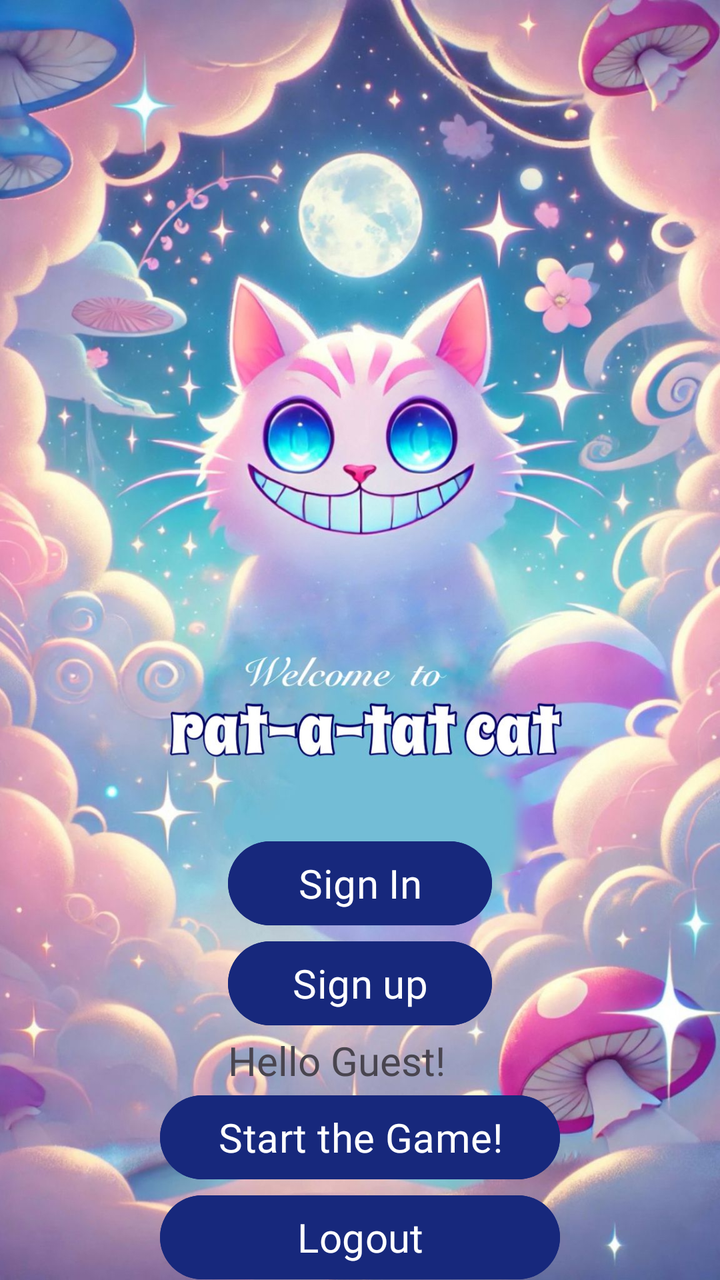
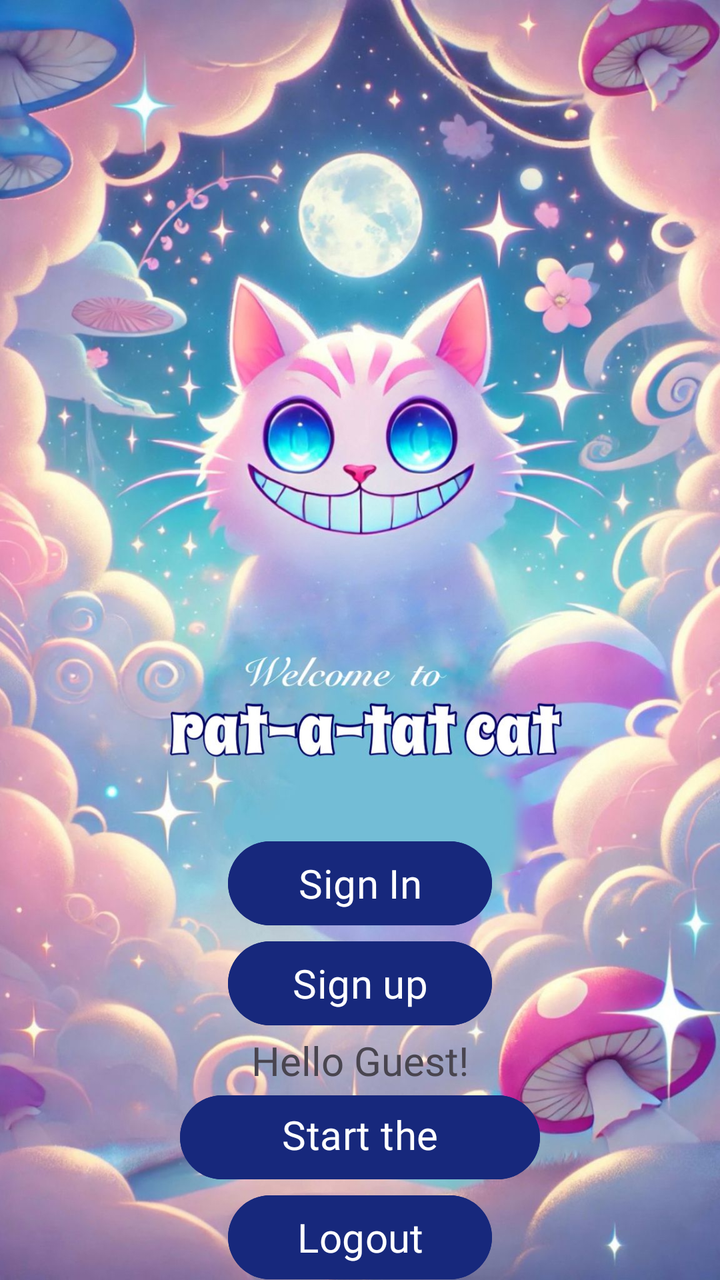

Two renders of the same Android screen: before a commit and after it. Below are the layout's source before the change and the commit's diff.
<!-- AndroidManifest.xml: application theme Theme.MyProject -->
<!-- res/layout/activity_home.xml -->
<?xml version="1.0" encoding="utf-8"?>
<LinearLayout xmlns:android="http://schemas.android.com/apk/res/android"
    xmlns:app="http://schemas.android.com/apk/res-auto"
    xmlns:tools="http://schemas.android.com/tools"
    android:id="@+id/main"
    android:layout_width="match_parent"
    android:layout_height="match_parent"
    android:background="@drawable/home_background"
    android:orientation="vertical"
    tools:context=".HomeActivity"
    android:paddingTop="420dp"
    android:layout_gravity="center"
    android:gravity="center">


    <Button
        android:id="@+id/btnSignIn"
        android:layout_width="132dp"
        android:layout_height="50dp"
        android:backgroundTint="@color/blue"
        android:fontFamily="@font/titles"
        android:text="Sign In"
        android:textSize="20dp" />

    <Button
        android:id="@+id/btnSignUp"
        android:layout_width="132dp"
        android:layout_height="50dp"
        android:backgroundTint="@color/blue"
        android:fontFamily="@font/titles"
        android:text="Sign up"
        android:textSize="20dp"/>

    <TextView
        android:id="@+id/tvHelloMsg"
        android:layout_width="132dp"
        android:layout_height="wrap_content"
        android:fontFamily="@font/titles"
        android:text="Hello Guest!"
        android:textSize="20dp" />

    <Button
        android:id="@+id/btnStart"
        android:layout_width="200dp"
        android:layout_height="50dp"
        android:backgroundTint="@color/blue"
        android:fontFamily="@font/titles"
        android:text="Start the Game!"
        android:textSize="20dp"/>

    <Button
        android:id="@+id/btnLogout"
        android:layout_width="200dp"
        android:layout_height="50dp"
        android:backgroundTint="@color/blue"
        android:fontFamily="@font/titles"
        android:text="Logout"
        android:textSize="20dp"/>


</LinearLayout>
<!-- resources referenced by this layout -->
<resources>
  <color name="blue">#17287C</color>
  <!-- drawable home_background: jpg bitmap (drawable, 227960 bytes) -->
  <style name="Theme.MyProject" parent="Base.Theme.MyProject" />
  <style name="Base.Theme.MyProject" parent="Theme.Material3.DayNight.NoActionBar">
          
          
      </style>
</resources>

<!-- the commit's change to res/layout/activity_home.xml (unified diff, before → after) -->
@@ -11,7 +11,6 @@
     android:paddingTop="420dp"
     android:layout_gravity="center"
     android:gravity="center">
-
 
     <Button
         android:id="@+id/btnSignIn"
@@ -37,11 +36,12 @@
         android:layout_height="wrap_content"
         android:fontFamily="@font/titles"
         android:text="Hello Guest!"
+        android:textAlignment="center"
         android:textSize="20dp" />
 
     <Button
         android:id="@+id/btnStart"
-        android:layout_width="200dp"
+        android:layout_width="180dp"
         android:layout_height="50dp"
         android:backgroundTint="@color/blue"
         android:fontFamily="@font/titles"
@@ -50,7 +50,7 @@
 
     <Button
         android:id="@+id/btnLogout"
-        android:layout_width="200dp"
+        android:layout_width="132dp"
         android:layout_height="50dp"
         android:backgroundTint="@color/blue"
         android:fontFamily="@font/titles"
